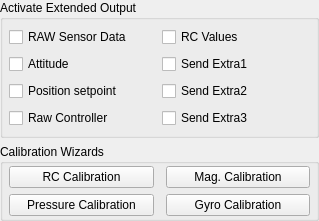
First picture: the form in src/ui/QGCSensorSettingsWidget.ui, repository mavlink/qgroundcontrol, before the edit.
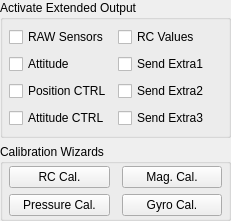
Second picture: the form after the edit.

Patch:
```diff
--- a/src/ui/QGCSensorSettingsWidget.ui
+++ b/src/ui/QGCSensorSettingsWidget.ui
@@ -6,7 +6,7 @@
    <rect>
     <x>0</x>
     <y>0</y>
-    <width>319</width>
+    <width>231</width>
     <height>221</height>
    </rect>
   </property>
@@ -22,7 +22,7 @@
      <property name="title">
       <string>Calibration Wizards</string>
      </property>
-     <layout class="QGridLayout" name="gridLayout" columnstretch="5,5">
+     <layout class="QGridLayout" name="gridLayout" columnstretch="100,100">
       <property name="leftMargin">
        <number>6</number>
       </property>
@@ -44,28 +44,28 @@
       <item row="0" column="0">
        <widget class="QPushButton" name="rcCalButton">
         <property name="text">
-         <string>RC Calibration</string>
+         <string>RC Cal.</string>
         </property>
        </widget>
       </item>
       <item row="0" column="1">
        <widget class="QPushButton" name="magCalButton">
         <property name="text">
-         <string>Mag. Calibration</string>
+         <string>Mag. Cal.</string>
         </property>
        </widget>
       </item>
       <item row="1" column="1">
        <widget class="QPushButton" name="gyroCalButton">
         <property name="text">
-         <string>Gyro Calibration</string>
+         <string>Gyro Cal.</string>
         </property>
        </widget>
       </item>
       <item row="1" column="0">
        <widget class="QPushButton" name="pressureCalButton">
         <property name="text">
-         <string>Pressure Calibration</string>
+         <string>Pressure Cal.</string>
         </property>
        </widget>
       </item>
@@ -99,7 +99,7 @@
       <item row="0" column="0">
        <widget class="QCheckBox" name="sendRawCheckBox">
         <property name="text">
-         <string>RAW Sensor Data</string>
+         <string>RAW Sensors</string>
         </property>
        </widget>
       </item>
@@ -113,14 +113,14 @@
       <item row="4" column="0">
        <widget class="QCheckBox" name="sendPositionCheckBox">
         <property name="text">
-         <string>Position setpoint</string>
+         <string>Position CTRL</string>
         </property>
        </widget>
       </item>
       <item row="5" column="0">
        <widget class="QCheckBox" name="sendControllerCheckBox">
         <property name="text">
-         <string>Raw Controller</string>
+         <string>Attitude CTRL</string>
         </property>
        </widget>
       </item>
```
